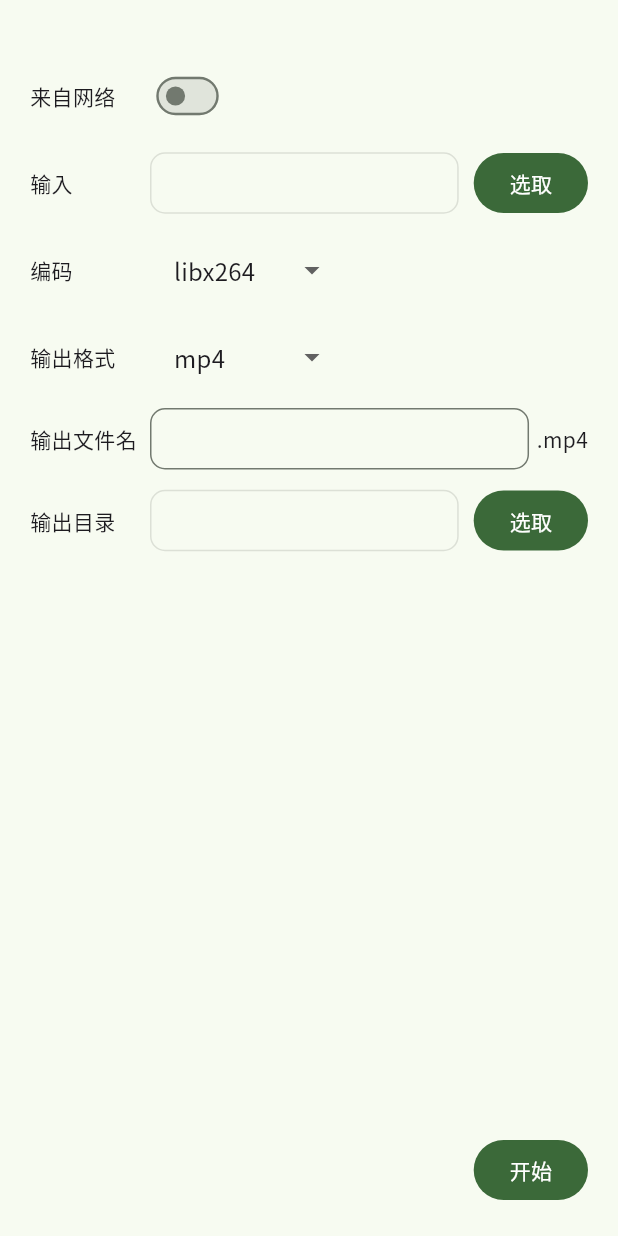
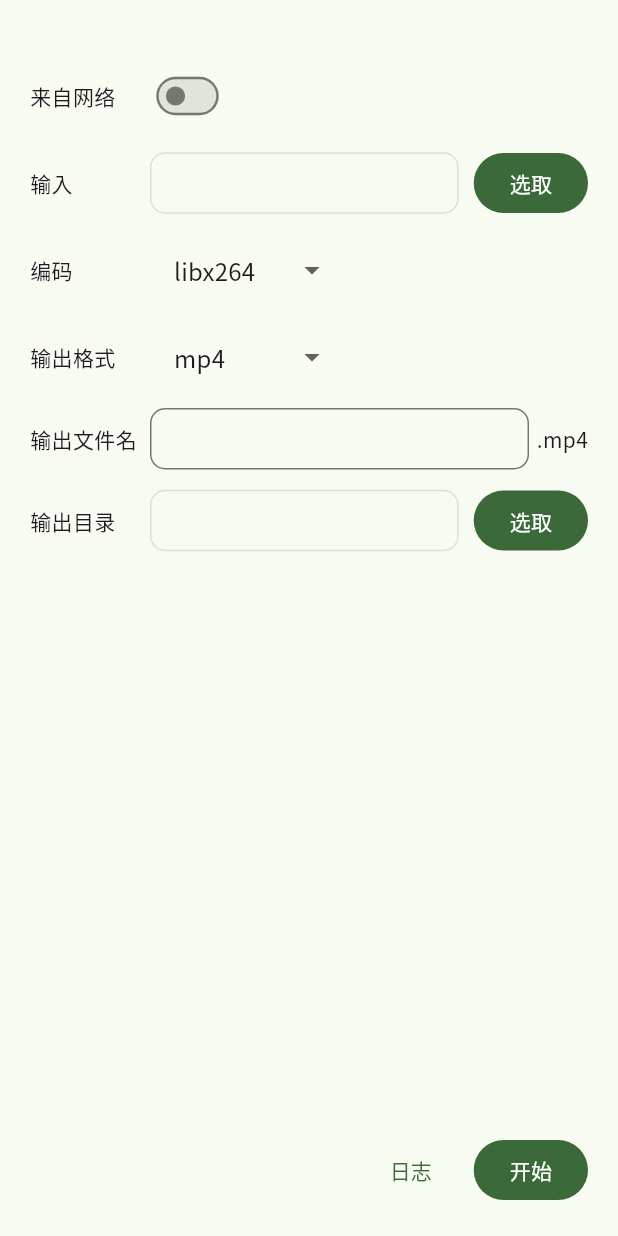
Before and after one commit to Zhoucheng133/FFmpegGUI, a Flutter app: the screen it shows after launch, on a phone screen of 412 x 824 dp. Run offline on Flutter 3.47's test engine with Material 3 defaults, Android fonts, the light colour scheme and no system bars; drawn by our look-alikes of dropdown_button2; our stand-ins replace file_picker, get, google_fonts; missing offline and left inert: process_run, window_manager; statements that could not run were skipped.

Commit message:
添加查看日志的功能

```diff
--- a/lib/main_window.dart
+++ b/lib/main_window.dart
@@ -318,6 +318,11 @@ class _MainWindowState extends State<MainWindow> with WindowListener {
                   crossAxisAlignment: CrossAxisAlignment.center,
                   mainAxisAlignment: MainAxisAlignment.end,
                   children: [
+                    TextButton(
+                      onPressed: ()=>task.log(context),
+                      child: const Text('日志')
+                    ),
+                    const SizedBox(width: 10,),
                     FilledButton(
                       onPressed: (){
                         if(c.running.value){
--- a/lib/service/variables.dart
+++ b/lib/service/variables.dart
@@ -1,5 +1,6 @@
 import 'package:get/get.dart';
 class Controller extends GetxController{
   RxBool running=false.obs;
-  RxString log=''.obs;
+  RxList log=[].obs;
+  RxString command="".obs;
 }
```
Also changed, not shown: lib/service/task.dart (+31 -2 lines), 1 other file.
